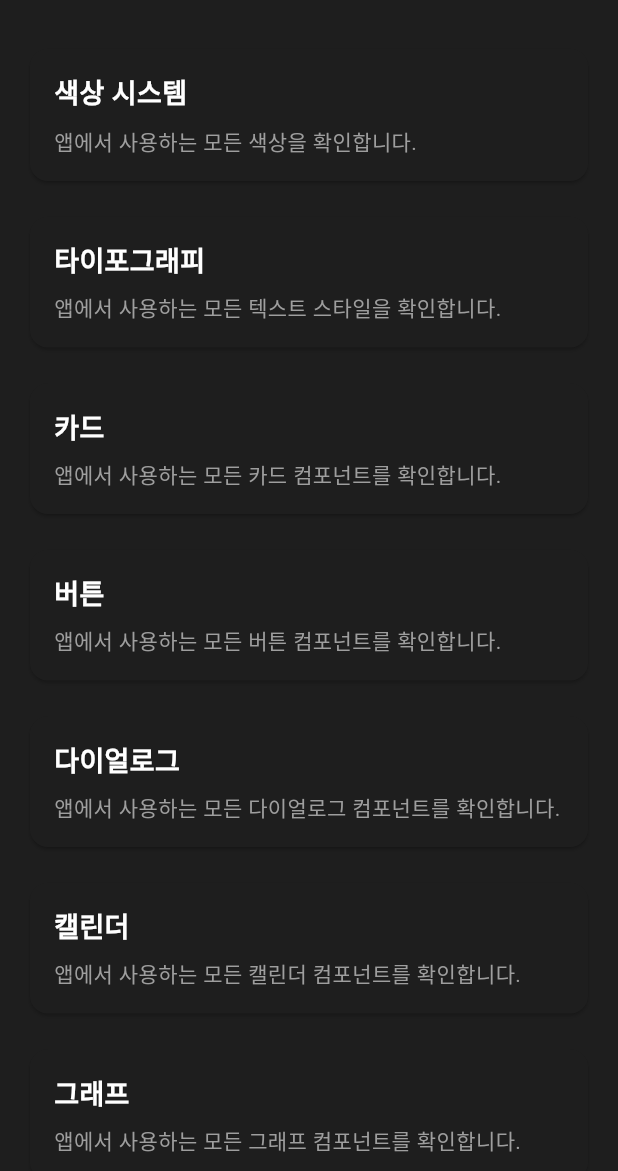
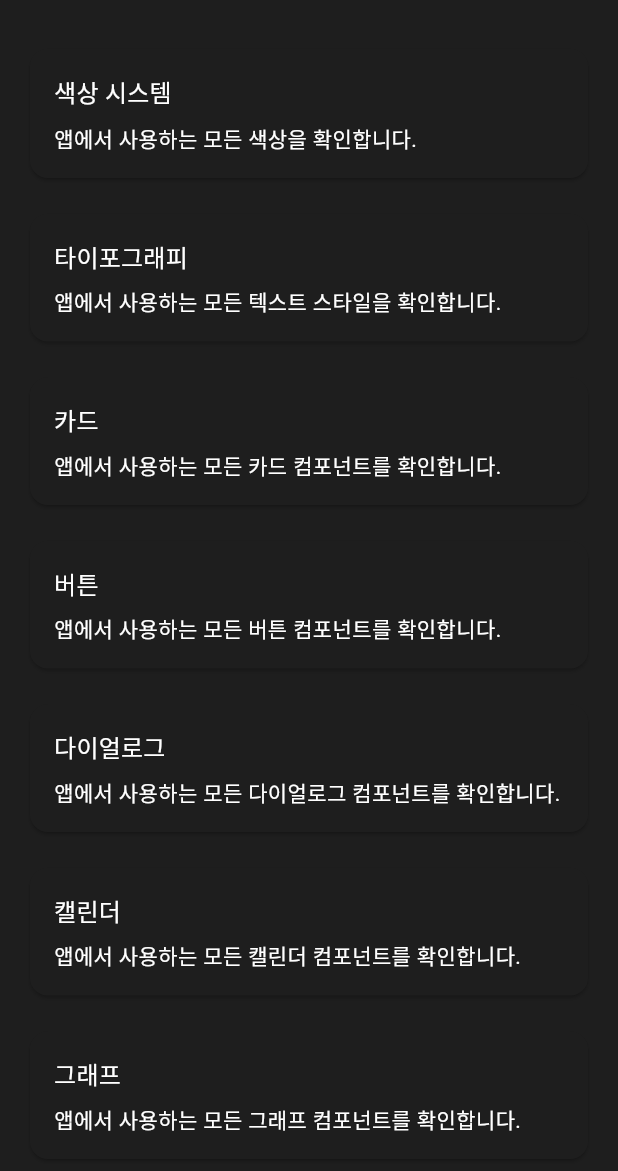
Before and after one commit to blueberry-team/blueberry_template, a Flutter app: the screen it shows after launch, on a phone screen of 412 x 824 dp, the part 65-1236 px from its top. Run offline on Flutter 3.47's test engine with Material 3 defaults, Android fonts, the phone set to English and light mode, and no system bars; our stand-ins replace fl_chart, flutter_riverpod, google_fonts.

Commit message:
refactor: improve UI consistency and theme adaptation

```diff
--- a/lib/screens/design_system_screen.dart
+++ b/lib/screens/design_system_screen.dart
@@ -130,15 +130,12 @@ class DesignSystemScreen extends ConsumerWidget {
             children: [
               Text(
                 title,
-                style: const TextStyle(
-                  fontSize: 18,
-                  fontWeight: FontWeight.bold,
-                ),
+                style: Theme.of(context).textTheme.titleMedium,
               ),
               const SizedBox(height: 8),
               Text(
                 description,
-                style: const TextStyle(fontSize: 14, color: Colors.grey),
+                style: Theme.of(context).textTheme.bodyMedium,
               ),
             ],
           ),
--- a/lib/screens/dialog_screen.dart
+++ b/lib/screens/dialog_screen.dart
@@ -118,7 +118,7 @@ class DialogScreen extends StatelessWidget {
     return showDialog(
       context: context,
       builder:
-          (context) => IconDialog(
+          (context) => CustomAlertDialog(
             title: '경고',
             content: '이 작업을 수행하시겠습니까?',
             icon: Icons.warning_amber_outlined,
```
Also changed, not shown: lib/screens/graph_screen.dart (+5 -12 lines).
